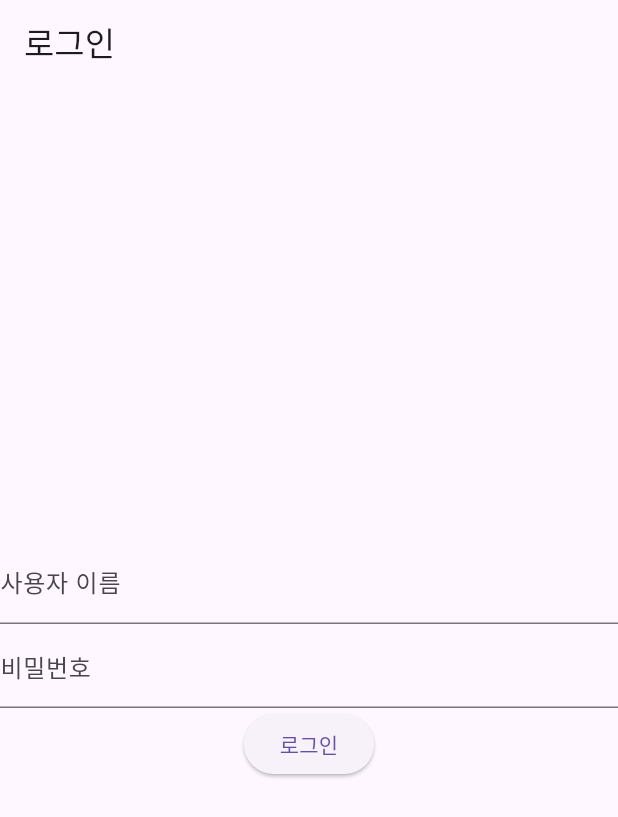
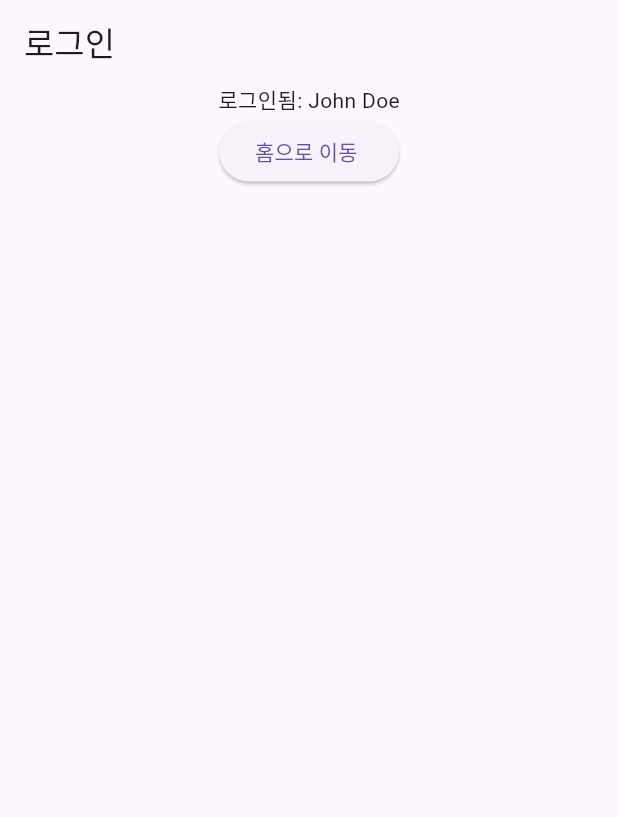
Before and after one commit to xide-projext/ex_flutter_mini_project, a Flutter app: the screen it shows after launch, after a tap on "로그인", on a phone screen of 412 x 824 dp. Shown: the top 817 px of the screen. Run offline on Flutter 3.47's test engine with Material 3 defaults, Android fonts, the phone set to English and light mode, and no system bars; our stand-ins replace flutter_riverpod.

Commit message:
add login page with riverpod

```diff
--- a/lib/presentations/login_page.dart
+++ b/lib/presentations/login_page.dart
@@ -6,15 +6,28 @@ class LoginPage extends StatelessWidget {
   @override
   Widget build(BuildContext context) {
     return Consumer(builder: (context, ref, child) {
-      final userState = ref.watch(loginUserState);
-      final userNotifier = ref.read(loginUserState.notifier);
+      final userState = ref.watch(loginUserState); // 생태 변경 감지용
+      final userNotifier = ref.read(loginUserState.notifier); // 함수 실행용
 
       return Scaffold(
         appBar: AppBar(title: Text('로그인')),
         body: Center(
           child: userState.when(
-            data: (user) => Text('로그인됨: ${user.name}'),
-            loading: () {
+            data: (user){ // 로그인이 되어있는 경우
+              return Column(
+                children: [
+                  Text('로그인됨: ${user.name}'),
+                  ElevatedButton(
+                  onPressed: () async {
+                    // 로그인 로직 구현
+                    await userNotifier.login("", "");
+                  },
+                  child: Text('홈으로 이동 '),
+                ),
+                ],
+              );
+            },
+            loading: () { // 로그인이 되어있지 않은 경우
               return Column(
               mainAxisAlignment: MainAxisAlignment.center,
               children: <Widget>[
@@ -26,7 +39,7 @@ class LoginPage extends StatelessWidget {
                 ElevatedButton(
                   onPressed: () async {
                     // 로그인 로직 구현
-                    await userNotifier.login("", "");
+                    await userNotifier.login("id", "pw");
                   },
                   child: Text('로그인'),
                 ),
--- a/lib/states/loing_user_state.dart
+++ b/lib/states/loing_user_state.dart
@@ -2,28 +2,15 @@ import 'dart:convert';
 import 'package:flutter_riverpod/flutter_riverpod.dart';
 import '/models/user.dart';
 
-enum LoginState {
-  none,
-  email,
-  naver,
-  facebook,
-  apple
-}
-
-
 class AsyncLoginUserNotifier extends StateNotifier<AsyncValue<User>> {
-  AsyncLoginUserNotifier() : super(AsyncValue.loading());
-
-  loading() {
-    return AsyncValue.data(User(id: -1, name: 'John Doe', email: ''));
-  }
+  AsyncLoginUserNotifier() : super(AsyncValue.loading()); // 기본값을 로딩 상태로 설정
 
   Future<void> login(String username, String password) async {
     state = AsyncValue.loading();
     try {
       // 여기서 실제 로그인 로직을 구현합니다.
       // 예를 들어, 서버 API 호출을 통해 사용자 정보를 가져옵니다.
-      await Future.delayed(Duration(seconds: 2)); // 로그인 시뮬레이션
+      await Future.delayed(Duration(seconds: 1)); // 로그인 시뮬레이션
 
       // 로그인 성공 시
       final user = User(id: 1, name: 'John Doe', email: 'john@example.com');
```
